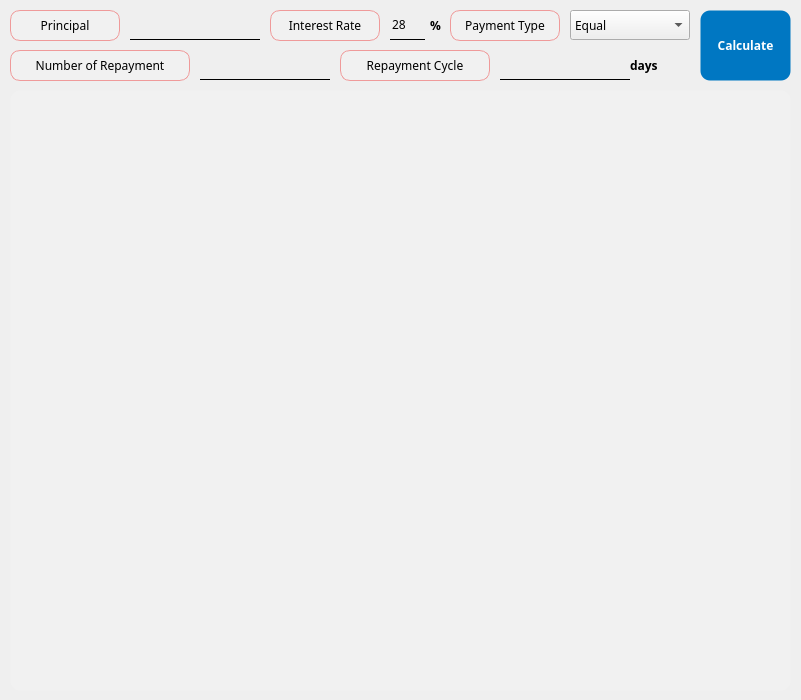
Old version of the form app/src/pages/registration/calculator.ui in the repository DY-Microfinance-Customer-Management/dymf-algorithm.
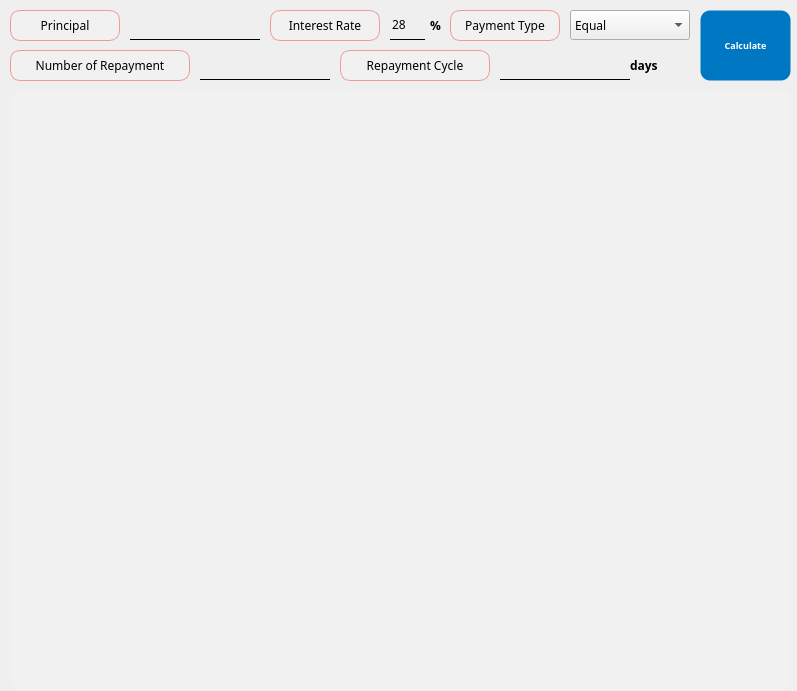
New version of the form.

The edit to the form file:
```diff
--- a/app/src/pages/registration/calculator.ui
+++ b/app/src/pages/registration/calculator.ui
@@ -6,8 +6,8 @@
    <rect>
     <x>0</x>
     <y>0</y>
-    <width>801</width>
-    <height>700</height>
+    <width>797</width>
+    <height>691</height>
    </rect>
   </property>
   <property name="minimumSize">
@@ -308,7 +308,7 @@
     <property name="font">
      <font>
       <family>Arial Black</family>
-      <pointsize>9</pointsize>
+      <pointsize>7</pointsize>
       <weight>75</weight>
       <bold>true</bold>
      </font>
```
